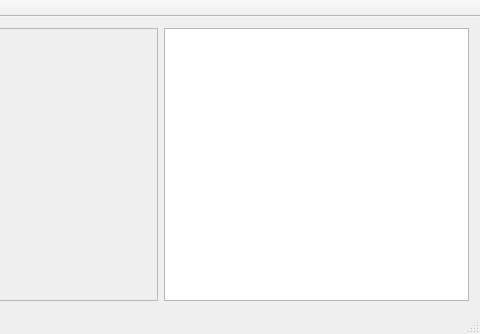
Above: editor/mainwindow.ui from Telecrab/jnb3d before the change; both pictures show x 550 to 1030 and y 0 to 334 of the 1030 by 334 pixel window. Below: the same form after it.
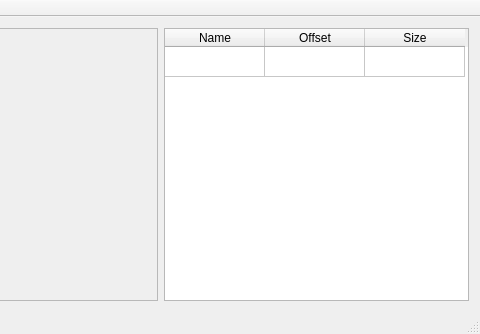
That is the form after the change. Custom widgets are drawn as their Qt base class.

Commit message: C: Tweaked resource table widget a bit.

Patch:
```diff
--- a/editor/mainwindow.ui
+++ b/editor/mainwindow.ui
@@ -78,12 +78,19 @@
         <height>16777215</height>
        </size>
       </property>
+      <property name="sortingEnabled">
+       <bool>true</bool>
+      </property>
+      <property name="rowCount">
+       <number>1</number>
+      </property>
       <attribute name="horizontalHeaderVisible">
-       <bool>false</bool>
+       <bool>true</bool>
       </attribute>
       <attribute name="verticalHeaderVisible">
        <bool>false</bool>
       </attribute>
+      <row/>
       <column>
        <property name="text">
         <string>Name</string>
```
